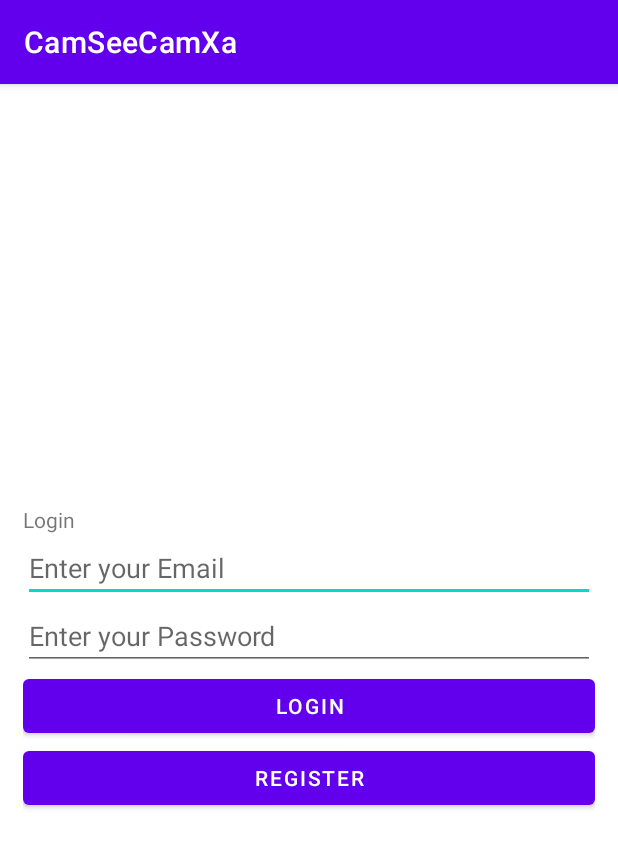
After one commit to soscaster/2023Android-ICT-Team7, an Android app: the LoginActivity screen opened directly, with no data from a screen before it, on a phone screen of 412 x 824 dp. The commit adds this screen. Shown: the top 848 px of the screen. Run offline under Robolectric (Android 15) with nearby library versions, the phone set to English and light mode, and no system bars; our stand-ins replace Firebase (no records; nobody signed in at launch, a user with empty details on screens opened directly).

Commit message:
Login & Registration successfully
Changelog:
- Added Login & Registration activities.

TODO:
- Modify theme based on login screen in Notmain branch.
- Save login session.
- More functions in Events and Settings tab.

Bug:
- The camera's information sorting is wrong.
- You tell me?

Tested device on this version (but it should work with any other devices with API >= 24):
- Pixel 3: Android 13 API 33 (PixelExperience ROM)

```diff
--- a/app/build.gradle
+++ b/app/build.gradle
@@ -38,6 +38,7 @@ dependencies {
     implementation "androidx.media3:media3-exoplayer-hls:1.1.1"
     implementation "androidx.media3:media3-ui:1.1.1"
     implementation 'androidx.preference:preference:1.1.1'
+    implementation 'androidx.constraintlayout:constraintlayout:2.1.4'
     testImplementation 'junit:junit:4.13.2'
     androidTestImplementation 'androidx.test.ext:junit:1.1.5'
     androidTestImplementation 'androidx.test.espresso:espresso-core:3.5.1'
--- /dev/null
+++ b/app/src/main/java/vn/usth/team7camera/LoginActivity.java
@@ -0,0 +1,132 @@
+package vn.usth.team7camera;
+
+import static android.app.PendingIntent.getActivity;
+
+import androidx.appcompat.app.AppCompatActivity;
+import android.os.Bundle;
+
+import android.content.Intent;
+import android.support.annotation.NonNull;
+import android.text.TextUtils;
+import android.view.View;
+import android.widget.Toast;
+import android.widget.EditText;
+import android.widget.TextView;
+import android.widget.Button;
+import android.widget.ProgressBar;
+
+import com.google.firebase.auth.FirebaseAuth;
+import com.google.firebase.auth.AuthResult;
+import com.google.android.gms.tasks.OnCompleteListener;
+import com.google.android.gms.tasks.Task;
+public class LoginActivity extends AppCompatActivity {
+
+    private EditText emailTextView, passwordTextView;
+    private Button Btn;
+    private Button BtnReg;
+    private ProgressBar progressbar;
+
+    private FirebaseAuth mAuth;
+    @Override
+    protected void onCreate(Bundle savedInstanceState)
+    {
+        super.onCreate(savedInstanceState);
+        setContentView(R.layout.activity_login);
+        // taking instance of FirebaseAuth
+        mAuth = FirebaseAuth.getInstance();
+
+        // initialising all views through id defined above
+        emailTextView = findViewById(R.id.email);
+        passwordTextView = findViewById(R.id.password);
+        Btn = findViewById(R.id.login);
+        BtnReg = findViewById(R.id.regnew);
+        progressbar = findViewById(R.id.progressBar);
+
+        // Set on Click Listener on Sign-in button
+        Btn.setOnClickListener(new View.OnClickListener() {
+            @Override
+            public void onClick(View v)
+            {
+                loginUserAccount();
+            }
+        });
+
+        // Set on Click Listener on Register button
+        BtnReg.setOnClickListener(new View.OnClickListener() {
+            @Override
+            public void onClick(View v)
+            {
+                Intent intent = new Intent(getBaseContext(), RegistrationActivity.class);
+                startActivity(intent);
+            }
+        });
+    }
+
+    private void loginUserAccount()
+    {
+
+        // show the visibility of progress bar to show loading
+        progressbar.setVisibility(View.VISIBLE);
+
+        // Take the value of two edit texts in Strings
+        String email, password;
+        email = emailTextView.getText().toString();
+        password = passwordTextView.getText().toString();
+
+        // validations for input email and password
+        if (TextUtils.isEmpty(email)) {
+            Toast.makeText(getApplicationContext(),
+                            "Please enter email!!",
+                            Toast.LENGTH_LONG)
+                    .show();
+            return;
+        }
+
+        if (TextUtils.isEmpty(password)) {
+            Toast.makeText(getApplicationContext(),
+                            "Please enter password!!",
+                            Toast.LENGTH_LONG)
+                    .show();
+            return;
+        }
+
+        // signin existing user
+        mAuth.signInWithEmailAndPassword(email, password)
+                .addOnCompleteListener(
+                        new OnCompleteListener<AuthResult>() {
+                            @Override
+                            public void onComplete(
+                                    @NonNull Task<AuthResult> task)
+                            {
+                                if (task.isSuccessful()) {
+                                    Toast.makeText(getApplicationContext(),
+                                                    "Login successful!!",
+                                                    Toast.LENGTH_LONG)
+                                            .show();
+
+                                    // hide the progress bar
+                                    progressbar.setVisibility(View.GONE);
+
+                                    // if sign-in is successful
+                                    // intent to home activity
+                                    Intent intent
+                                            = new Intent(LoginActivity.this,
+                                            MainActivity.class);
+                                    startActivity(intent);
+                                }
+
+                                else {
+
+                                    // sign-in failed
+                                    Toast.makeText(getApplicationContext(),
+                                                    "Login failed!!",
+                                                    Toast.LENGTH_LONG)
+                                            .show();
+
+                                    // hide the progress bar
+                                    progressbar.setVisibility(View.GONE);
+                                }
+                            }
+                        });
+    }
+}
--- /dev/null
+++ b/app/src/main/res/layout/activity_login.xml
@@ -0,0 +1,57 @@
+<?xml version="1.0" encoding="utf-8"?>
+<!-- Linear Layout with vertical orientation and other properties -->
+
+<LinearLayout
+    xmlns:android="http://schemas.android.com/apk/res/android"
+    xmlns:app="http://schemas.android.com/apk/res-auto"
+    xmlns:tools="http://schemas.android.com/tools"
+
+    android:layout_width="match_parent"
+    android:layout_height="match_parent"
+    android:gravity="center_vertical"
+    android:orientation="vertical"
+    android:padding="15dp"
+    tools:context=".LoginActivity">
+
+    <!-- TextView for heading -->
+    <TextView
+        android:layout_width="wrap_content"
+        android:layout_height="wrap_content"
+        android:text="Login"/>
+
+    <!-- Edit text for email -->
+    <EditText
+        android:id="@+id/email"
+        android:layout_width="match_parent"
+        android:layout_height="wrap_content"
+        android:hint="Enter your Email" />
+
+    <!-- Edit text for password -->
+    <EditText
+        android:id="@+id/password"
+        android:layout_width="match_parent"
+        android:layout_height="wrap_content"
+        android:hint="Enter your Password"
+        android:inputType="textPassword" />
+
+    <!-- Button for Login with text "Login" -->
+    <Button
+        android:id="@+id/login"
+        android:layout_width="match_parent"
+        android:layout_height="wrap_content"
+        android:text="Login" />
+
+    <!-- Button for Register with text "Register" -->
+    <Button
+        android:id="@+id/regnew"
+        android:layout_width="match_parent"
+        android:layout_height="wrap_content"
+        android:text="Register" />
+
+    <!-- ProgressBar for Loading Time -->
+    <ProgressBar
+        android:id="@+id/progressBar"
+        android:layout_width="wrap_content"
+        android:layout_height="wrap_content"
+        android:visibility="gone" />
+</LinearLayout>
--- a/app/src/main/res/values/colors.xml
+++ b/app/src/main/res/values/colors.xml
@@ -7,4 +7,10 @@
     <color name="teal_700">#FF018786</color>
     <color name="black">#FF000000</color>
     <color name="white">#FFFFFFFF</color>
+
+    <color name="colorPrimary">#00bcd4</color>
+    <color name="colorPrimaryDark">#0097a7</color>
+    <color name="colorAccent">#f2fe71</color>
+
+    <color name="lavender">#8692f7</color>
 </resources>
--- a/app/src/main/res/values/strings.xml
+++ b/app/src/main/res/values/strings.xml
@@ -1,5 +1,5 @@
 <resources>
-    <string name="app_name">Team 7 Security Camera</string>
+    <string name="app_name" translatable="false">CamSeeCamXa</string>
     <string name="camera">Camera</string>
     <string name="addCamera">Add Camera</string>
     <string name="addCameraText1">No camera found</string>
@@ -53,5 +53,6 @@
     <string name="about_summary">Informations about us</string>
     <string name="invalidLink">The address is invalid. Check again!</string>
     <string name="unreachableLink">This link is unreachable! Check again!</string>
+    <string name="login_pref">Login</string>
 
 </resources>
--- a/app/src/main/res/xml/preferences.xml
+++ b/app/src/main/res/xml/preferences.xml
@@ -1,5 +1,10 @@
 <?xml version="1.0" encoding="utf-8"?>
 <PreferenceScreen xmlns:android="http://schemas.android.com/apk/res/android">
+
+    <Preference
+        android:key="pref_login"
+        android:title="@string/login_pref"
+        android:summary="Open Login Screen" />
 
     <PreferenceCategory
         android:title="@string/general_settings"
```
Also changed, not shown: app/src/main/AndroidManifest.xml (+13 -10 lines), app/src/main/java/vn/usth/team7camera/RegistrationActivity.java (added, +118 -0 lines), app/src/main/java/vn/usth/team7camera/SettingsFragment.java (+16 -0 lines), app/src/main/res/layout/activity_registration.xml (added, +48 -0 lines), app/src/main/res/values/dimens.xml (added, +8 -0 lines), 2 other files.
